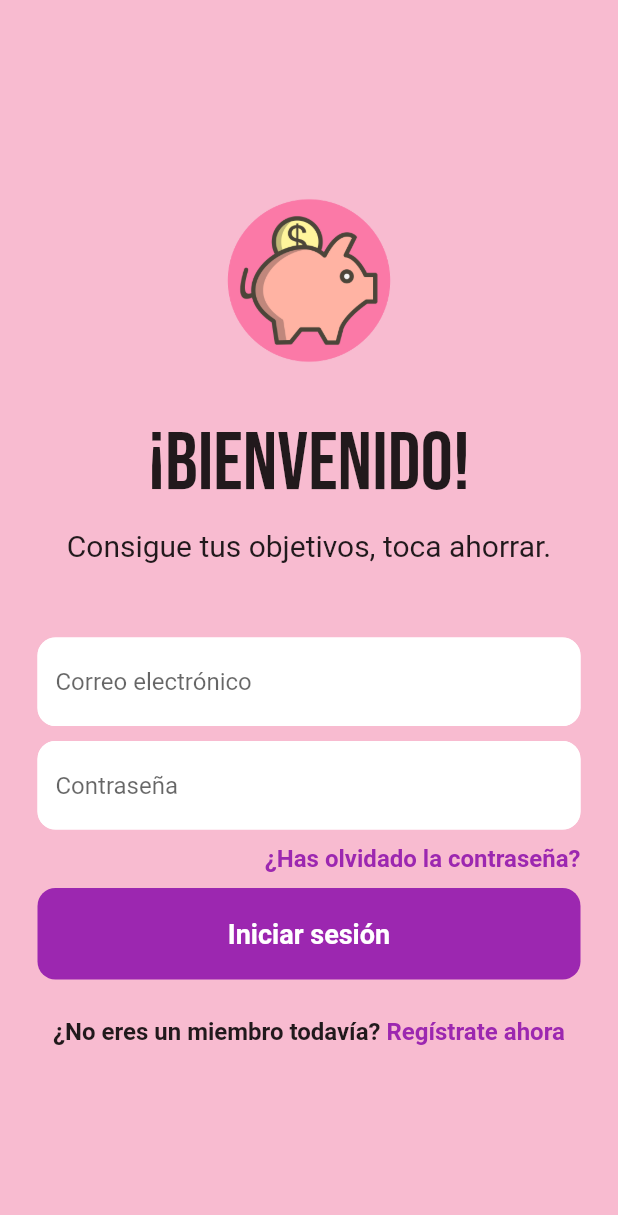
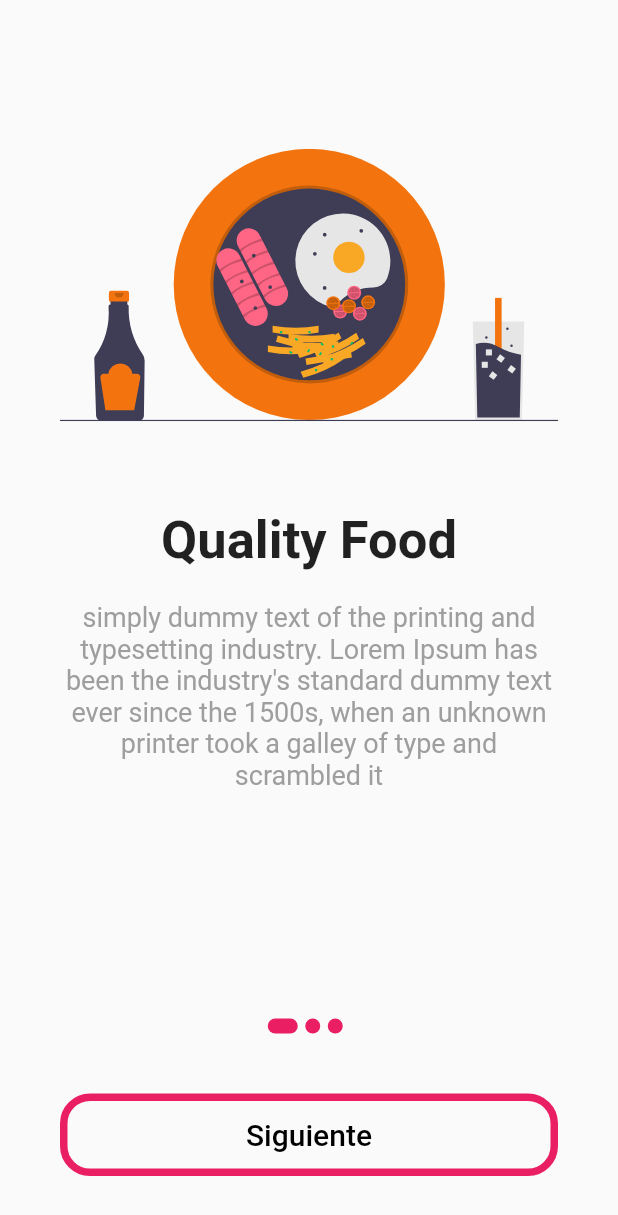
Before and after one commit to nicoaxp/PigSafe, a Flutter app: the screen it shows after launch, on a phone screen of 412 x 824 dp. Shown: the top 1215 px of the screen. Run offline on Flutter 3.47's test engine with Material 2 defaults, Android fonts, the phone set to English and light mode, and no system bars; our stand-ins replace cloud_firestore, firebase_auth, firebase_core, flutter_svg, google_fonts, shared_preferences; accounts and stored records are empty.

Commit message:
onboarding added

```diff
--- a/lib/main.dart
+++ b/lib/main.dart
@@ -1,6 +1,7 @@
 import 'package:flutter/material.dart';
 import 'package:firebase_core/firebase_core.dart';
-import 'auth/main_page.dart';
+import 'package:flutter/services.dart';
+import 'onboarding/onboarding_screen.dart';
 //import 'onboarding_screen.dart';
 
 void main() async {
@@ -8,18 +9,22 @@ void main() async {
 
   await Firebase.initializeApp();
 
+  SystemChrome.setSystemUIOverlayStyle(
+    const SystemUiOverlayStyle(statusBarColor: Colors.transparent),
+  );
+
   runApp(const MyApp());
 }
 
 class MyApp extends StatelessWidget {
   const MyApp({Key? key}) : super(key: key);
 
-  // This widget is the root of your application.
+  // This widget is the root of the application.
   @override
   Widget build(BuildContext context) {
     return const MaterialApp(
       debugShowCheckedModeBanner: false,
-      home: MainPage(),
+      home: Onboarding_screen(),
     );
   }
 }
--- /dev/null
+++ b/lib/onboarding/content_model.dart
@@ -0,0 +1,32 @@
+class UnbordingContent {
+  String image;
+  String title;
+  String description;
+
+  UnbordingContent(
+      {required this.image, required this.title, required this.description});
+}
+
+List<UnbordingContent> contents = [
+  UnbordingContent(
+      title: 'Quality Food',
+      image: 'assets/quality.svg',
+      description:
+          "simply dummy text of the printing and typesetting industry. Lorem Ipsum has been the "
+          "industry's standard dummy text ever since the 1500s, "
+          "when an unknown printer took a galley of type and scrambled it "),
+  UnbordingContent(
+      title: 'Fast Delevery',
+      image: 'assets/delevery.svg',
+      description:
+          "simply dummy text of the printing and typesetting industry. Lorem Ipsum has been the "
+          "industry's standard dummy text ever since the 1500s, "
+          "when an unknown printer took a galley of type and scrambled it "),
+  UnbordingContent(
+      title: 'Reward surprises',
+      image: 'assets/reward.svg',
+      description:
+          "simply dummy text of the printing and typesetting industry. Lorem Ipsum has been the "
+          "industry's standard dummy text ever since the 1500s, "
+          "when an unknown printer took a galley of type and scrambled it "),
+];
--- /dev/null
+++ b/lib/onboarding/onboarding_screen.dart
@@ -0,0 +1,157 @@
+// ignore_for_file: camel_case_types
+
+import 'package:flutter/material.dart';
+import 'package:flutter_svg/flutter_svg.dart';
+import 'package:shared_preferences/shared_preferences.dart';
+
+import '../auth/main_page.dart';
+import 'content_model.dart';
+
+class Onboarding_screen extends StatefulWidget {
+  const Onboarding_screen({super.key});
+
+  @override
+  State<Onboarding_screen> createState() => _Onboarding_screenState();
+}
+
+class _Onboarding_screenState extends State<Onboarding_screen> {
+  int currentIndex = 0;
+
+  PageController _controller = PageController(initialPage: 0);
+
+  @override
+  void initState() {
+    _controller = PageController(initialPage: 0);
+    super.initState();
+  }
+
+  @override
+  void dispose() {
+    _controller.dispose();
+    super.dispose();
+  }
+
+//If the user has already seen it, it won't be shown again.
+  _storeOnboardingInformation() async {
+    int isViewed = 0;
+    SharedPreferences prefs = await SharedPreferences.getInstance();
+  }
+
+  @override
+  Widget build(BuildContext context) {
+    return Scaffold(
+      body: Column(
+        children: [
+          Expanded(
+            child: PageView.builder(
+              //controller
+              controller: _controller,
+              itemCount: contents.length,
+              onPageChanged: (int index) {
+                setState(() {
+                  currentIndex = index;
+                });
+              },
+              itemBuilder: (_, i) {
+                return Padding(
+                  padding: const EdgeInsets.all(40.0),
+                  child: Column(
+                    children: [
+                      SvgPicture.asset(
+                        contents[i].image,
+                        height: 300,
+                      ),
+                      Text(
+                        contents[i].title,
+                        style: const TextStyle(
+                          fontSize: 35,
+                          fontWeight: FontWeight.bold,
+                        ),
+                      ),
+                      const SizedBox(
+                        height: 20,
+                      ),
+                      Text(
+                        contents[i].description,
+                        //For centering the text box to the center
+                        textAlign: TextAlign.center,
+                        style: const TextStyle(
+                          fontSize: 18,
+                          color: Colors.grey,
+                        ),
+                      ),
+                    ],
+                  ),
+                );
+              },
+            ),
+          ),
+          Row(
+            mainAxisAlignment: MainAxisAlignment.center,
+            children: List.generate(
+              contents.length,
+              (index) => buildDot(index, context),
+            ),
+          ),
+          Container(
+            height: 55,
+            margin: const EdgeInsets.all(40),
+            width: double.infinity,
+            child: TextButton(
+              style: ButtonStyle(
+                overlayColor: MaterialStateProperty.resolveWith<Color?>(
+                  (Set<MaterialState> states) {
+                    if (states.contains(MaterialState.pressed)) {
+                      return Colors.purple[100];
+                    }
+                    return null; // Defer to the widget's default.
+                  },
+                ),
+                shape: MaterialStateProperty.all<OutlinedBorder>(
+                  RoundedRectangleBorder(
+                    borderRadius: BorderRadius.circular(20),
+                    side: const BorderSide(
+                      color: Colors.pink,
+                      width: 5,
+                    ),
+                  ),
+                ),
+              ),
+              child: Text(
+                currentIndex == contents.length - 1 ? "Continuar" : "Siguiente",
+                style: const TextStyle(color: Colors.black, fontSize: 20),
+              ),
+              onPressed: () {
+                if (currentIndex == contents.length - 1) {
+                  Navigator.pushReplacement(
+                    context,
+                    MaterialPageRoute(
+                      builder: (_) => const MainPage(),
+                    ),
+                  );
+                }
+                _controller.nextPage(
+                  duration: const Duration(milliseconds: 100),
+                  curve: Curves.bounceIn,
+                );
+              },
+            ),
+          ),
+        ],
+      ),
+    );
+  }
+
+  Container buildDot(int index, BuildContext context) {
+    return Container(
+      height: 10,
+      //we apply more width if we are in the current index number
+      width: currentIndex == index ? 20 : 10,
+      margin: const EdgeInsets.only(right: 5),
+      decoration: BoxDecoration(
+        borderRadius: BorderRadius.circular(20),
+        color: Colors.pink,
+      ),
+    );
+  }
+}
--- a/lib/onboarding_screen.dart
+++ /dev/null
@@ -1,18 +0,0 @@
-// ignore_for_file: prefer_const_constructors, library_private_types_in_public_api
-/*
-import 'package:flutter/material.dart';
-
-class OnBoardingScreen extends StatefulWidget {
-  const OnBoardingScreen({Key? key}) : super(key: key);
-
-  @override
-  _OnBoardingScreenState createState() => _OnBoardingScreenState();
-}
-
-class _OnBoardingScreenState extends State<OnBoardingScreen> {
-  @override
-  Widget build(BuildContext context) {
-    return Scaffold();
-  }
-}
-*/
--- a/pubspec.yaml
+++ b/pubspec.yaml
@@ -35,6 +35,8 @@ dependencies:
   # The following adds the Cupertino Icons font to your application.
   # Use with the CupertinoIcons class for iOS style icons.
   cupertino_icons: ^1.0.2
+  flutter_svg: ^2.0.7
+  shared_preferences: ^2.1.2
   firebase_auth: ^4.6.2
   firebase_core: ^2.13.1
   google_nav_bar: ^5.0.6
@@ -68,6 +70,7 @@ flutter:
   # To add assets to your application, add an assets section, like this:
   assets:
     - assets/piggy_icon.png
+    - assets/
 
   # An image asset can refer to one or more resolution-specific "variants", see
   # https://flutter.dev/assets-and-images/#resolution-aware
```
Also changed, not shown: assets/delevery.svg (added), assets/quality.svg (added), assets/reward.svg (added), pubspec.lock, 1 other file.
